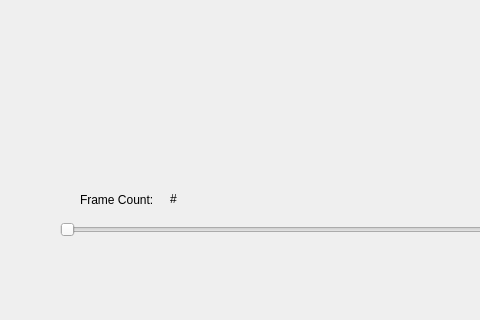
berickson/car, file cpp/car-gui/stereo_window.ui: the form before one commit; both pictures show x 0 to 480 and y 308 to 628 of the 938 by 628 pixel window.
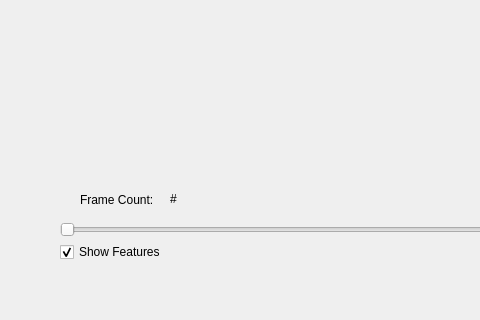
The form after the commit.

Commit message: Show matching features

What changed in the file:
```diff
--- a/cpp/car-gui/stereo_window.ui
+++ b/cpp/car-gui/stereo_window.ui
@@ -58,7 +58,7 @@
     <enum>Qt::Horizontal</enum>
    </property>
   </widget>
-  <widget class="QWidget" name="">
+  <widget class="QWidget" name="layoutWidget">
    <property name="geometry">
     <rect>
      <x>60</x>
@@ -102,9 +102,23 @@
     </item>
    </layout>
   </widget>
-  <zorder>left_image</zorder>
-  <zorder>right_image</zorder>
-  <zorder>left_image</zorder>
+  <widget class="QCheckBox" name="show_features_checkbox">
+   <property name="geometry">
+    <rect>
+     <x>60</x>
+     <y>550</y>
+     <width>121</width>
+     <height>20</height>
+    </rect>
+   </property>
+   <property name="text">
+    <string>Show Features</string>
+   </property>
+   <property name="checked">
+    <bool>true</bool>
+   </property>
+  </widget>
+  <zorder>layoutWidget</zorder>
   <zorder>frame_count_label</zorder>
   <zorder>frame_count</zorder>
   <zorder>frame_slider</zorder>
```
Left out of the diff: 1 changed line with no effect on the pictures. The commit also changes 2 other files.
